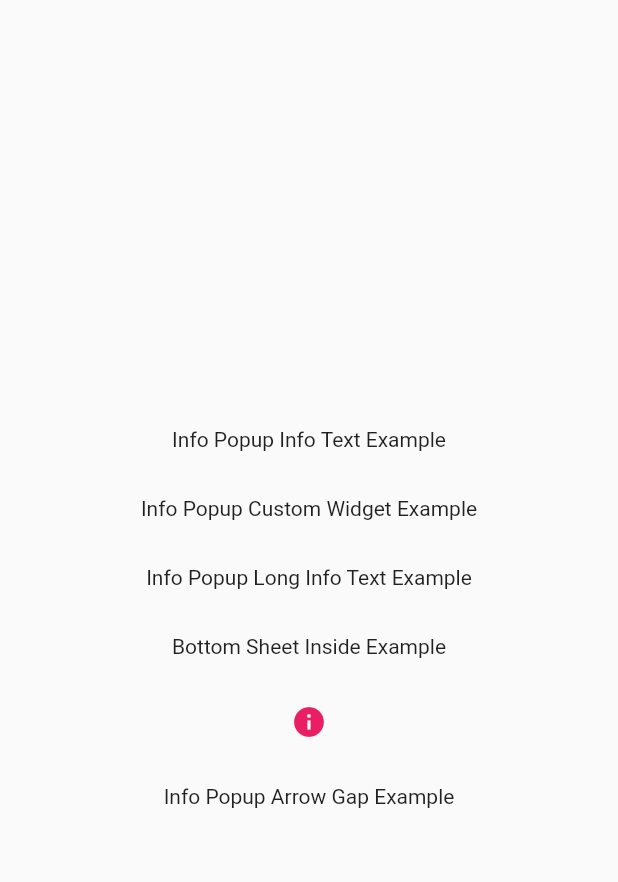
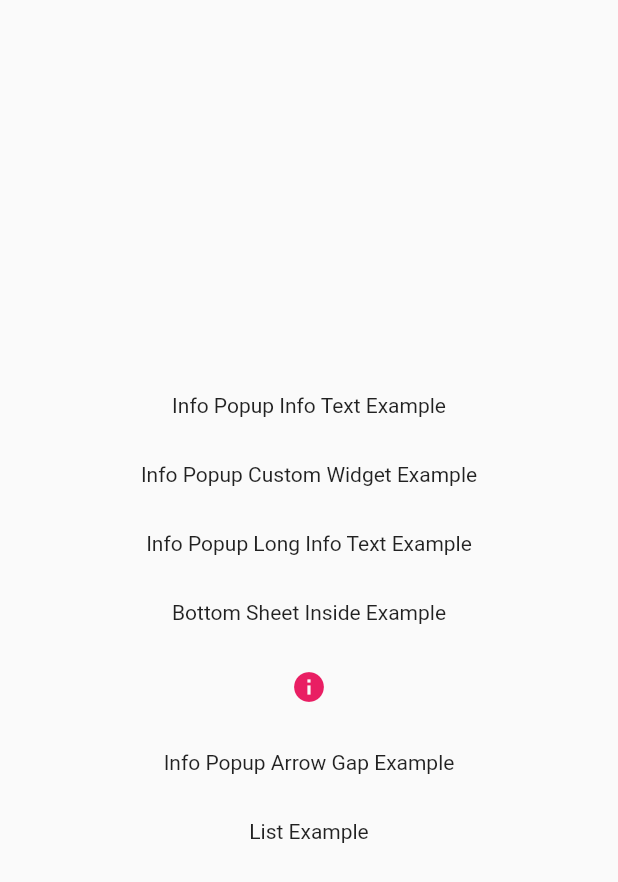
Before and after one commit to SalihCanBinboga/info_popup, a Flutter app: the screen it shows after launch, on a phone screen of 412 x 824 dp. Shown: the top 882 px of the screen. Run offline on Flutter 3.47's test engine with Material 2 defaults, Android fonts, the light colour scheme and no system bars.

Commit message:
feature: add list view example

```diff
--- a/example/lib/main.dart
+++ b/example/lib/main.dart
@@ -1,5 +1,7 @@
 import 'package:flutter/material.dart';
 import 'package:info_popup/info_popup.dart';
+
+import 'list_example.dart';
 
 void main() => runApp(const MyApp());
 
@@ -149,12 +151,23 @@ class _InfoPopupPageState extends State<InfoPopupPage> {
               ),
               const SizedBox(height: 30),
               const InfoPopupWidget(
-                arrowTheme: InfoPopupArrowTheme(
-                  color: Colors.pink,
-                  arrowGap: 50,
-                ),
+                contentOffset: Offset(0, 30),
                 contentTitle: infoPopupArrowGapExampleText,
                 child: Text('Info Popup Arrow Gap Example'),
+              ),
+              const SizedBox(height: 30),
+              GestureDetector(
+                onTap: () {
+                  Navigator.of(context).push<void>(
+                    MaterialPageRoute<void>(
+                      builder: (_) {
+                        return const ListExample();
+                      },
+                    ),
+                  );
+                },
+                behavior: HitTestBehavior.translucent,
+                child: const Text('List Example'),
               ),
             ],
           ),
```
Also changed, not shown: example/lib/list_example.dart (added, +24 -0 lines).
